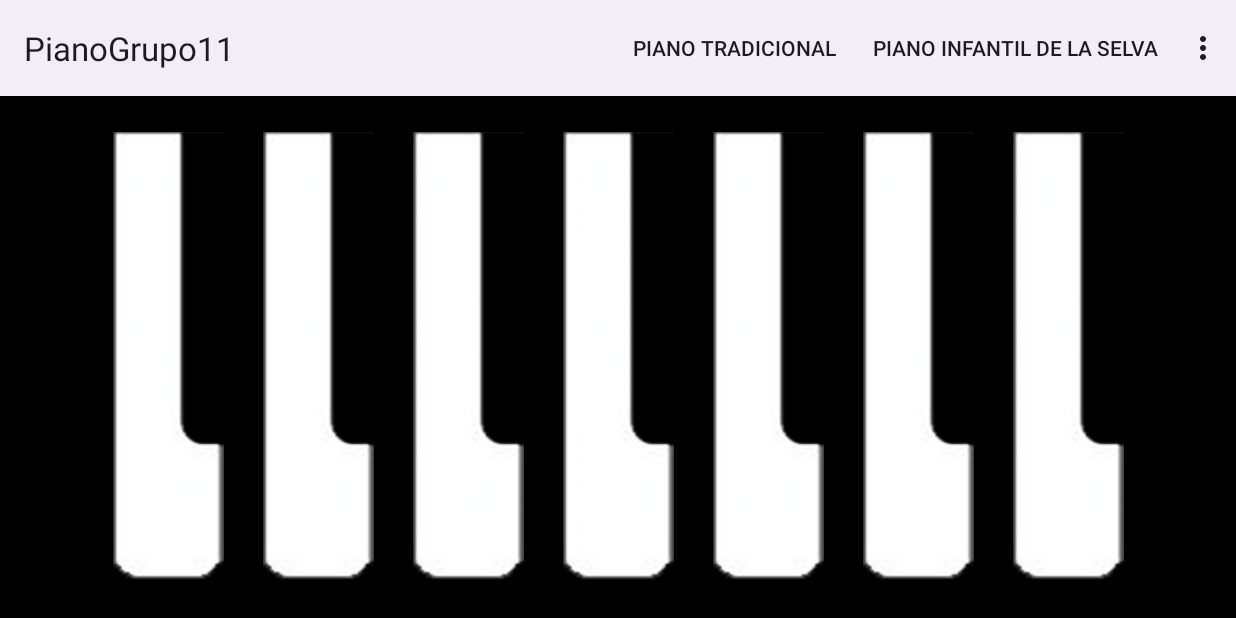
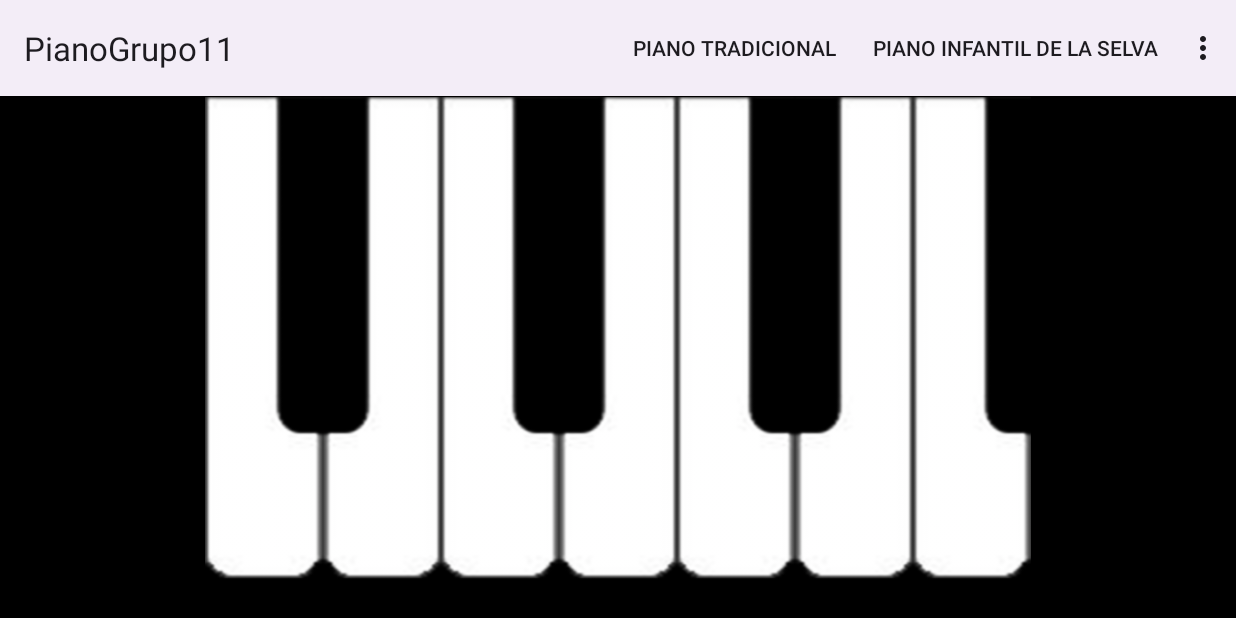
Before and after one commit to LetesMtz/PianoGrupo11, an Android app: the screen it shows after launch (MainActivity), on a phone screen of 824 x 412 dp (held sideways). Run offline under Robolectric (Android 15) with nearby library versions, the phone set to English and light mode, and no system bars.

Commit message:
Modificación en todos los diseños.

```diff
--- a/app/src/main/java/sv/edu/catolica/pianogrupo11/PianoInfantilSelva.java
+++ b/app/src/main/java/sv/edu/catolica/pianogrupo11/PianoInfantilSelva.java
@@ -160,8 +160,8 @@ public class PianoInfantilSelva extends AppCompatActivity {
     public boolean onOptionsItemSelected(MenuItem item) {
         int id = item.getItemId();
 
-        if(id == R.id.piano_selva){
-            Intent pantalla = new Intent(PianoInfantilSelva.this, PianoInfantilSelva.class);
+        if(id == R.id.piano_instrumentos){
+            Intent pantalla = new Intent(PianoInfantilSelva.this, PianoInstrumentosMusicales.class);
             startActivity(pantalla);
             finish();
         }else if(id == R.id.piano_tradicional){
--- a/app/src/main/res/layout/activity_main.xml
+++ b/app/src/main/res/layout/activity_main.xml
@@ -15,66 +15,83 @@
 
     <ImageButton
         android:id="@+id/buttondrawertoggle7"
-        android:layout_width="100dp"
-        android:layout_height="300dp"
+        android:layout_width="wrap_content"
+        android:layout_height="wrap_content"
+        android:adjustViewBounds="true"
+        android:scaleType="fitCenter"
         android:background="@android:color/transparent"
         android:contentDescription="@string/tecla"
-        android:src="@drawable/tecla1_3"
+        android:src="@drawable/tecla8_2"
         tools:ignore="TouchTargetSizeCheck" />
 
     <ImageButton
         android:id="@+id/buttondrawertoggle6"
-        android:layout_width="100dp"
-        android:layout_height="300dp"
+        android:layout_width="wrap_content"
+        android:layout_height="wrap_content"
+        android:adjustViewBounds="true"
+        android:scaleType="fitCenter"
         android:background="@android:color/transparent"
         android:contentDescription="@string/tecla"
-        android:src="@drawable/tecla1_3"
+        android:src="@drawable/tecla8_2"
+        android:scaleX="-1"
         tools:ignore="HardcodedText,TouchTargetSizeCheck" />
 
     <ImageButton
         android:id="@+id/buttondrawertoggle5"
-        android:layout_width="100dp"
-        android:layout_height="300dp"
+        android:layout_width="wrap_content"
+        android:layout_height="wrap_content"
+        android:adjustViewBounds="true"
+        android:scaleType="fitCenter"
         android:background="@android:color/transparent"
         android:contentDescription="@string/tecla"
-        android:src="@drawable/tecla1_3"
+        android:src="@drawable/tecla8_2"
         tools:ignore="TouchTargetSizeCheck" />
 
     <ImageButton
         android:id="@+id/buttondrawertoggle4"
-        android:layout_width="100dp"
-        android:layout_height="300dp"
+        android:layout_width="wrap_content"
+        android:layout_height="wrap_content"
+        android:adjustViewBounds="true"
+        android:scaleType="fitCenter"
         android:background="@android:color/transparent"
         android:contentDescription="@string/tecla"
-        android:src="@drawable/tecla1_3"
+        android:src="@drawable/tecla8_2"
+        android:scaleX="-1"
         tools:ignore="TouchTargetSizeCheck" />
 
     <ImageButton
         android:id="@+id/buttondrawertoggle3"
-        android:layout_width="100dp"
-        android:layout_height="300dp"
+        android:layout_width="wrap_content"
+        android:layout_height="wrap_content"
+        android:adjustViewBounds="true"
+        android:scaleType="fitCenter"
         android:background="@android:color/transparent"
         android:contentDescription="@string/tecla"
-        android:src="@drawable/tecla1_3"
+        android:src="@drawable/tecla8_2"
         tools:ignore="TouchTargetSizeCheck" />
 
     <ImageButton
         android:id="@+id/buttondrawertoggle1"
-        android:layout_width="100dp"
-        android:layout_height="300dp"
+        android:layout_width="wrap_content"
+        android:layout_height="wrap_content"
+        android:adjustViewBounds="true"
+        android:scaleType="fitCenter"
         android:background="@android:color/transparent"
         android:backgroundTint="#090909"
         android:contentDescription="@string/tecla"
-        android:src="@drawable/tecla1_3"
+        android:src="@drawable/tecla8_2"
+        android:scaleX="-1"
         tools:ignore="TouchTargetSizeCheck" />
 
     <ImageButton
         android:id="@+id/buttondrawertoggle2"
-        android:layout_width="100dp"
-        android:layout_height="300dp"
+        android:layout_width="wrap_content"
+        android:layout_height="wrap_content"
+        android:adjustViewBounds="true"
+        android:scaleType="fitCenter"
         android:background="@color/black"
         android:contentDescription="@string/tecla"
-        android:src="@drawable/tecla1_3"
+        android:src="@drawable/tecla8_2"
         tools:ignore="DuplicateSpeakableTextCheck" />
 
 </LinearLayout>
```
Also changed, not shown: app/src/main/res/layout/activity_acerca_de_nosotros.xml (+4 -3 lines), app/src/main/res/layout/activity_piano_infantil_selva.xml (+28 -14 lines), app/src/main/res/layout/activity_piano_instrumentos_musicales.xml (+24 -17 lines), app/src/main/res/drawable/tecla_bombo.png, app/src/main/res/drawable/tecla_bongos.png, app/src/main/res/drawable/tecla_flauta.png, app/src/main/res/drawable/tecla_guitarra.png, app/src/main/res/drawable/tecla_tambor.png, app/src/main/res/drawable/tecla_trompeta.png, app/src/main/res/drawable/tecla_xilofono.png.
